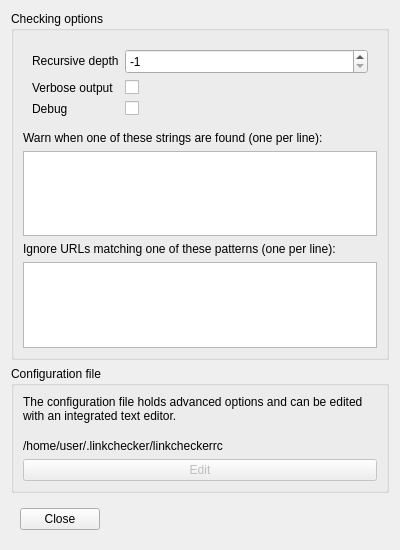
wummel/linkchecker, file linkcheck/gui/ui/options.ui: the form before one commit.
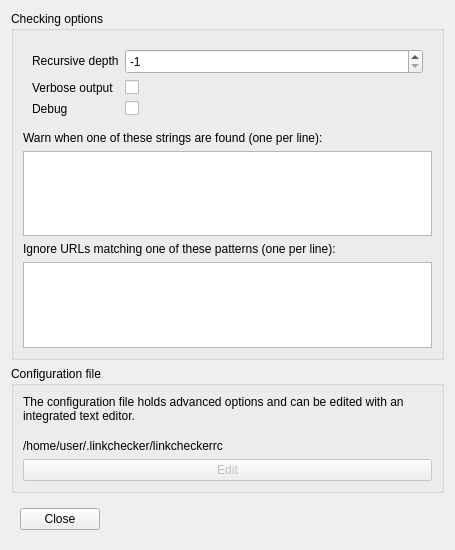
The form after the commit.

Commit message: Make GUI options a little wider; add separator in edit menu.

```diff
--- a/linkcheck/gui/ui/options.ui
+++ b/linkcheck/gui/ui/options.ui
@@ -6,7 +6,7 @@
    <rect>
     <x>0</x>
     <y>0</y>
-    <width>400</width>
+    <width>455</width>
     <height>550</height>
    </rect>
   </property>
```
The commit also changes 3 other files.
